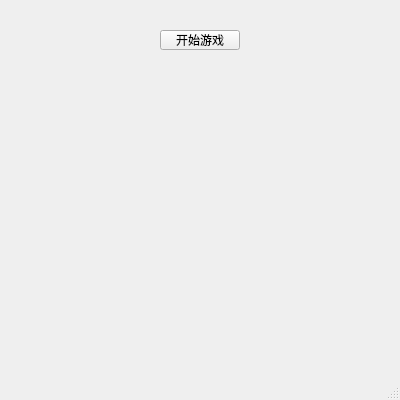
This is mainwindow.ui in twoone-3/2048 as Qt 5 draws it before an edit. The edited form follows.
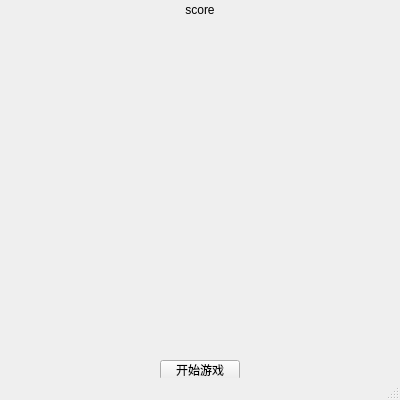
This is the edited form.

Patch:
```diff
--- a/mainwindow.ui
+++ b/mainwindow.ui
@@ -24,7 +24,7 @@
     <property name="geometry">
      <rect>
       <x>160</x>
-      <y>30</y>
+      <y>360</y>
       <width>80</width>
       <height>20</height>
      </rect>
@@ -37,13 +37,16 @@
     <property name="geometry">
      <rect>
       <x>160</x>
-      <y>60</y>
+      <y>0</y>
       <width>80</width>
-      <height>30</height>
+      <height>20</height>
      </rect>
     </property>
     <property name="text">
-     <string/>
+     <string>score</string>
+    </property>
+    <property name="alignment">
+     <set>Qt::AlignCenter</set>
     </property>
    </widget>
   </widget>
```
